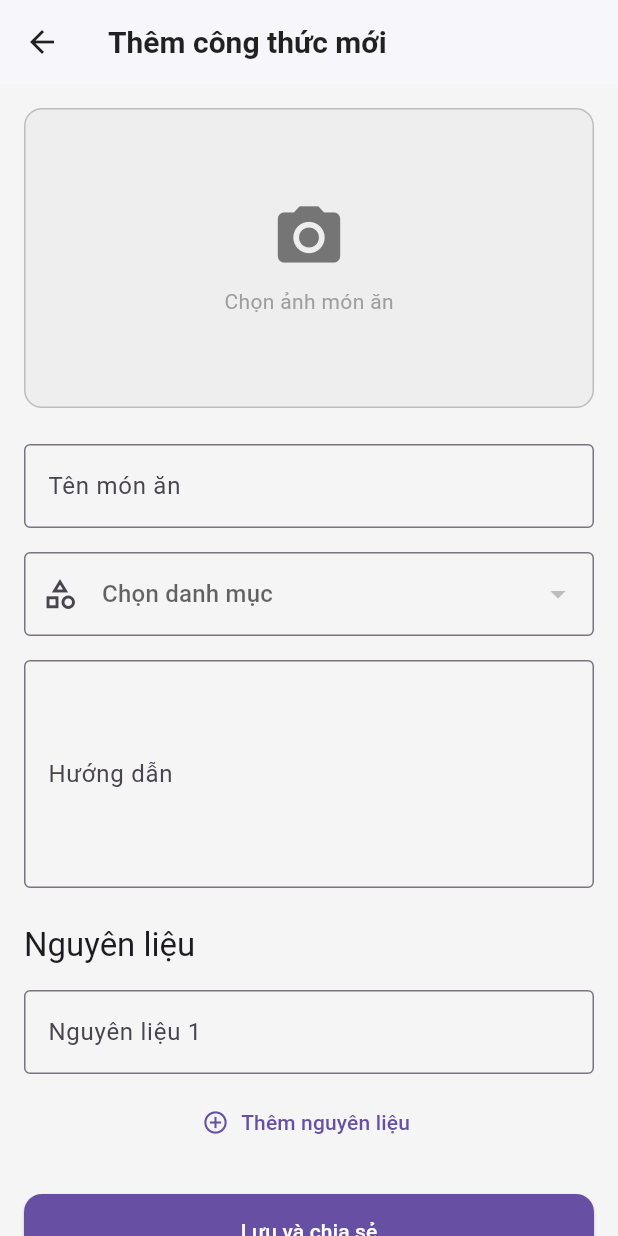
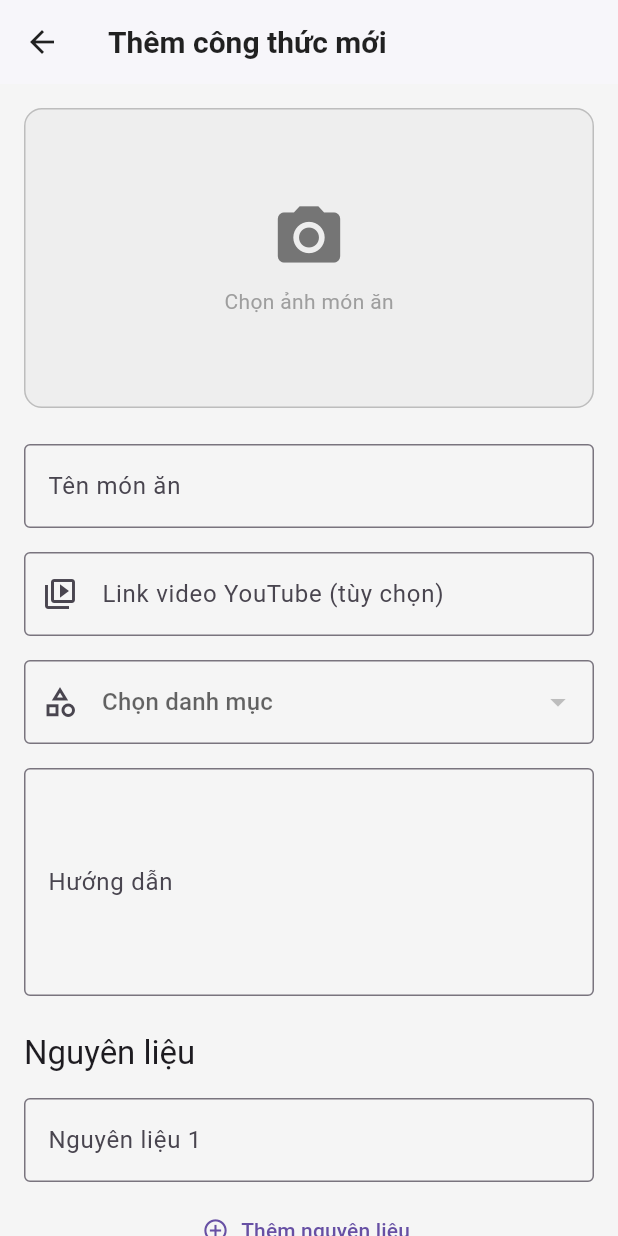
Before and after one commit to NgocHuy1125/FridgeChefApp, a Flutter app: the AddRecipeScreen screen opened directly, on a phone screen of 412 x 824 dp. Run offline on Flutter 3.47's test engine with Material 3 defaults, Android fonts, the phone set to English and light mode, and no system bars; our stand-ins replace cached_network_image, flutter_dotenv, iconsax, image_picker, shared_preferences, supabase_flutter; accounts and stored records are empty.

Commit message:
update all

```diff
--- a/lib/screens/add_recipe_screen.dart
+++ b/lib/screens/add_recipe_screen.dart
@@ -17,6 +17,7 @@ class _AddRecipeScreenState extends State<AddRecipeScreen> {
   final _formKey = GlobalKey<FormState>();
   final _nameController = TextEditingController();
   final _instructionsController = TextEditingController();
+  final _youtubeUrlController = TextEditingController();
   final List<TextEditingController> _ingredientControllers = [
     TextEditingController(),
   ];
@@ -29,6 +30,7 @@ class _AddRecipeScreenState extends State<AddRecipeScreen> {
   void dispose() {
     _nameController.dispose();
     _instructionsController.dispose();
+    _youtubeUrlController.dispose();
     for (var controller in _ingredientControllers) {
       controller.dispose();
     }
@@ -64,29 +66,28 @@ class _AddRecipeScreenState extends State<AddRecipeScreen> {
   }
 
   Future<void> _submitRecipe() async {
-    // Nếu đang trong quá trình xử lý, không làm gì cả để tránh nhấn đúp
     if (_isLoading) return;
 
     if (_formKey.currentState!.validate()) {
       if (_imageFile == null) {
-        ScaffoldMessenger.of(
-          context,
-        ).showSnackBar(const SnackBar(content: Text('Vui lòng chọn hình ảnh')));
+        ScaffoldMessenger.of(context).showSnackBar(
+          const SnackBar(content: Text('Vui lòng chọn hình ảnh cho món ăn')),
+        );
         return;
       }
       if (_selectedCategoryId == null) {
-        ScaffoldMessenger.of(
-          context,
-        ).showSnackBar(const SnackBar(content: Text('Vui lòng chọn danh mục')));
+        ScaffoldMessenger.of(context).showSnackBar(
+          const SnackBar(content: Text('Vui lòng chọn danh mục cho món ăn')),
+        );
         return;
       }
 
       setState(() => _isLoading = true);
-
       try {
         await context.read<UserDataProvider>().createRecipe(
           name: _nameController.text.trim(),
           instructions: _instructionsController.text.trim(),
+          youtubeUrl: _youtubeUrlController.text.trim(),
           ingredientNames:
               _ingredientControllers.map((c) => c.text.trim()).toList(),
           imageFile: _imageFile!,
@@ -103,10 +104,9 @@ class _AddRecipeScreenState extends State<AddRecipeScreen> {
         if (mounted) {
           ScaffoldMessenger.of(
             context,
-          ).showSnackBar(SnackBar(content: Text('Lỗi: $e')));
+          ).showSnackBar(SnackBar(content: Text('Lỗi khi tạo công thức: $e')));
         }
       } finally {
-        // Chỉ set lại isLoading false nếu widget vẫn còn tồn tại
         if (mounted) {
           setState(() => _isLoading = false);
         }
@@ -120,7 +120,6 @@ class _AddRecipeScreenState extends State<AddRecipeScreen> {
 
     return Scaffold(
       appBar: AppBar(title: const Text('Thêm công thức mới')),
-      // Đổi body thành một widget duy nhất để dễ quản lý trạng thái loading
       body: Stack(
         children: [
           Form(
@@ -131,6 +130,14 @@ class _AddRecipeScreenState extends State<AddRecipeScreen> {
                 _buildImagePicker(),
                 const SizedBox(height: 24),
                 _buildTextFormField(_nameController, 'Tên món ăn'),
+                const SizedBox(height: 16),
+
+                _buildTextFormField(
+                  _youtubeUrlController,
+                  'Link video YouTube (tùy chọn)',
+                  isOptional: true,
+                  icon: Icons.video_library_outlined,
+                ),
                 const SizedBox(height: 16),
 
                 DropdownButtonFormField<String>(
@@ -185,7 +192,6 @@ class _AddRecipeScreenState extends State<AddRecipeScreen> {
                 ),
                 const SizedBox(height: 24),
                 ElevatedButton(
-                  // Vô hiệu hóa nút bấm khi đang loading
                   onPressed: _isLoading ? null : _submitRecipe,
                   style: ElevatedButton.styleFrom(
                     minimumSize: const Size(double.infinity, 50),
@@ -200,11 +206,12 @@ class _AddRecipeScreenState extends State<AddRecipeScreen> {
               ],
             ),
           ),
-          // Lớp phủ loading
           if (_isLoading)
             Container(
               color: Colors.black.withOpacity(0.5),
-              child: const Center(child: CircularProgressIndicator()),
+              child: const Center(
+                child: CircularProgressIndicator(color: Colors.white),
+              ),
             ),
         ],
       ),
@@ -257,19 +264,23 @@ class _AddRecipeScreenState extends State<AddRecipeScreen> {
     TextEditingController controller,
     String label, {
     int maxLines = 1,
+    bool isOptional = false,
+    IconData? icon,
   }) {
     return TextFormField(
       controller: controller,
       decoration: InputDecoration(
         labelText: label,
         border: const OutlineInputBorder(),
+        prefixIcon: icon != null ? Icon(icon) : null,
       ),
       maxLines: maxLines,
-      validator:
-          (value) =>
-              (value == null || value.trim().isEmpty)
-                  ? 'Vui lòng không để trống'
-                  : null,
+      validator: (value) {
+        if (!isOptional && (value == null || value.trim().isEmpty)) {
+          return 'Vui lòng không để trống';
+        }
+        return null;
+      },
     );
   }
 
@@ -299,9 +310,7 @@ class _AddRecipeScreenState extends State<AddRecipeScreen> {
                 focusNode,
                 onFieldSubmitted,
               ) {
-                if (_ingredientControllers.length > index) {
-                  _ingredientControllers[index] = textEditingController;
-                }
+                _ingredientControllers[index] = textEditingController;
 
                 return TextFormField(
                   controller: textEditingController,
```
Also changed, not shown: lib/providers/user_data_provider.dart (+42 -56 lines).
